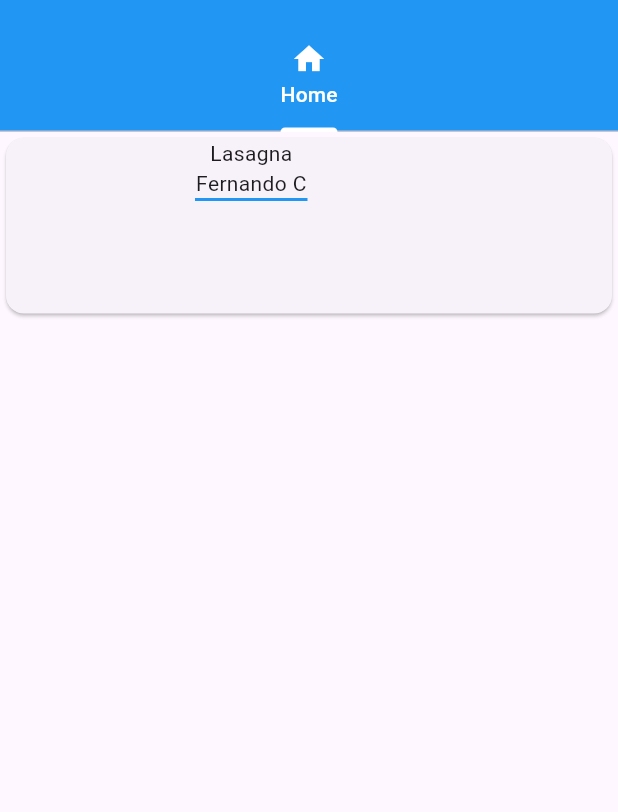
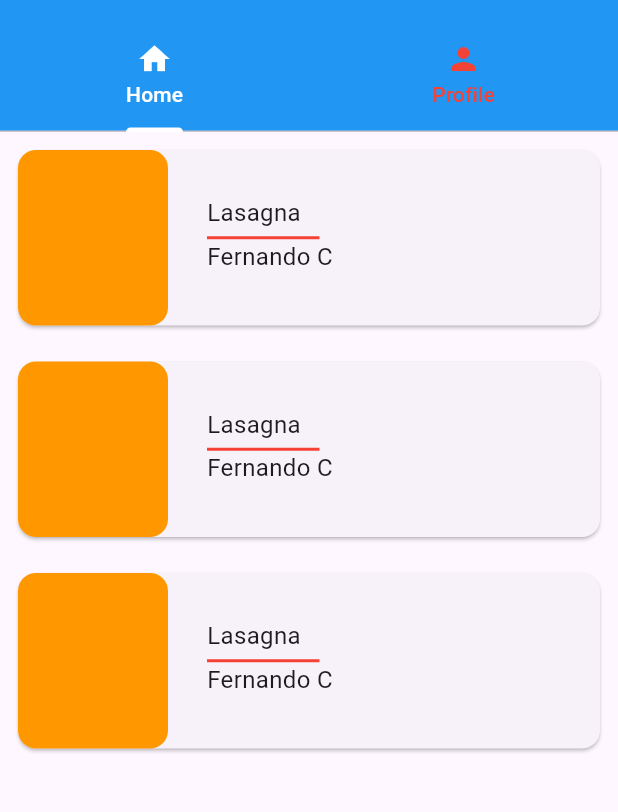
Before and after one commit to fernandojosecc/recipe_book, a Flutter app: the screen it shows after launch, on a phone screen of 412 x 824 dp, the part 63-875 px from its top. Run offline on Flutter 3.47's test engine with Material 3 defaults, Android fonts, the phone set to English and light mode, and no system bars; Roboto replaces fonts that are missing (Quicksand).

Commit message:
Modifying the Home Screen and adding styles on the tabs. Also added a second icon for the Profile

```diff
--- a/lib/main.dart
+++ b/lib/main.dart
@@ -32,7 +32,10 @@ class RecipeBook extends StatelessWidget {
             indicatorColor: Colors.white,
             labelColor: Colors.white,
             unselectedLabelColor: Colors.red,
-            tabs: [Tab(icon: Icon(Icons.home), text: 'Home')],
+            tabs: [
+              Tab(icon: Icon(Icons.home), text: 'Home'),
+              Tab(icon: Icon(Icons.person), text: 'Profile'),
+            ],
           ),
         ),
         body: TabBarView(children: [HomeScreen()]),
--- a/lib/screens/home_screen.dart
+++ b/lib/screens/home_screen.dart
@@ -6,7 +6,20 @@ class HomeScreen extends StatelessWidget {
   @override
   Widget build(BuildContext context) {
     return Scaffold(
-      body: Container(
+      body: Column(
+        children: <Widget>[
+          _RecipesCard(context),
+          _RecipesCard(context),
+          _RecipesCard(context),
+        ],
+      ),
+    );
+  }
+
+  Widget _RecipesCard(BuildContext context) {
+    return Padding(
+      padding: const EdgeInsets.all(8.0),
+      child: Container(
         width: MediaQuery.of(context).size.width,
         height: 125,
         child: Card(
@@ -15,17 +28,27 @@ class HomeScreen extends StatelessWidget {
               Container(
                 height: 125,
                 width: 100,
-                child: ClipRRect(
-                  borderRadius: BorderRadius.circular(10),
-                  child: Container(),
+                decoration: BoxDecoration(
+                  borderRadius: BorderRadius.circular(12),
+                  color: Colors.orange,
                 ),
               ),
               SizedBox(width: 26),
               Column(
+                mainAxisAlignment: MainAxisAlignment.center, //centrarlo
+                crossAxisAlignment: CrossAxisAlignment.start,
                 children: <Widget>[
-                  Text('Lasagna'),
-                  Text('Fernando C'),
-                  Container(height: 2, width: 75, color: Colors.blue),
+                  Text(
+                    'Lasagna',
+                    style: TextStyle(fontSize: 16, fontFamily: 'Quicksand'),
+                  ),
+                  SizedBox(height: 4),
+                  Container(height: 2, width: 75, color: Colors.red),
+                  Text(
+                    'Fernando C',
+                    style: TextStyle(fontSize: 16, fontFamily: 'Quicksand'),
+                  ),
+                  SizedBox(height: 4),
                 ],
               ),
             ],
```
